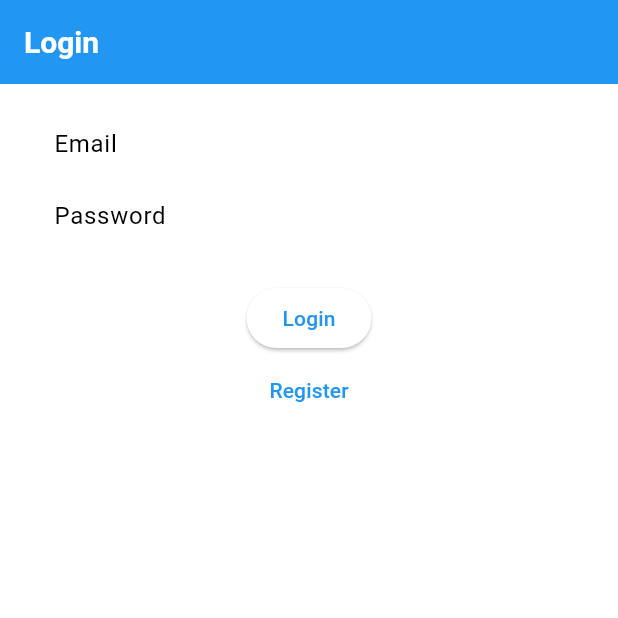
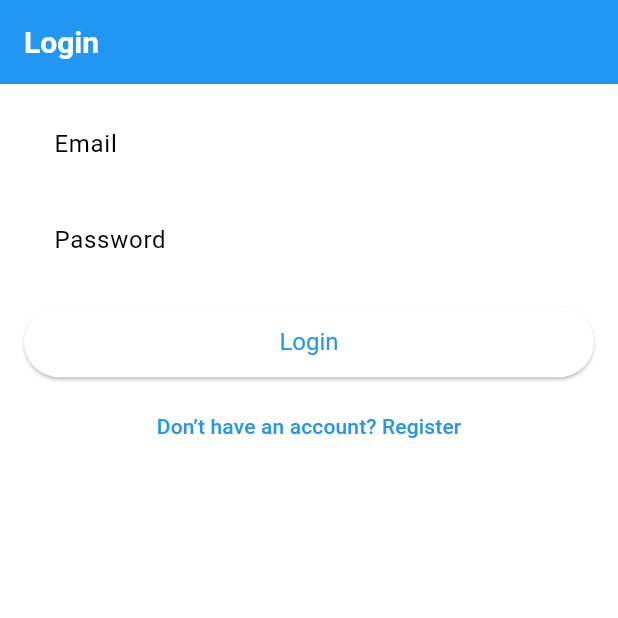
Before and after one commit to shellycodesalot1/homework_4, a Flutter app: the screen it shows after launch, on a phone screen of 412 x 824 dp, the top half of it. Run offline on Flutter 3.47's test engine with Material 3 defaults, Android fonts, the light colour scheme and no system bars; our stand-ins replace cloud_firestore, firebase_auth, firebase_core; accounts and stored records are empty.

Commit message:
Adding images and email sign-in functionality

```diff
--- a/lib/main.dart
+++ b/lib/main.dart
@@ -2,6 +2,7 @@ import 'package:flutter/material.dart';
 import 'package:firebase_core/firebase_core.dart';
 import 'screens/splash_screen.dart';
 import 'screens/login_screen.dart';
+import 'screens/register_screen.dart';
 import 'screens/home_screen.dart';
 import 'screens/profile_screen.dart';
 import 'screens/settings_screen.dart';
@@ -26,6 +27,7 @@ class MyApp extends StatelessWidget {
       routes: {
         '/': (context) => SplashScreen(),
         '/login': (context) => LoginScreen(),
+        '/register': (context) => RegisterScreen(),
         '/home': (context) => HomeScreen(),
         '/profile': (context) => ProfileScreen(),
         '/settings': (context) => SettingsScreen(),
--- a/lib/models/message_model.dart
+++ b/lib/models/message_model.dart
@@ -1,3 +1,5 @@
+import 'package:cloud_firestore/cloud_firestore.dart';
+
 class MessageModel {
   final String id;
   final String boardName;
--- a/lib/models/user_models.dart
+++ b/lib/models/user_model.dart
@@ -1,3 +1,5 @@
+import 'package:cloud_firestore/cloud_firestore.dart';
+
 class UserModel {
   final String id;
   final String firstName;
--- a/lib/screens/home_screen.dart
+++ b/lib/screens/home_screen.dart
@@ -6,7 +6,7 @@ class HomeScreen extends StatelessWidget {
     {'name': 'Tech Talk', 'icon': 'assets/images/tech.png'},
   ];
 
-  const HomeScreen({super.key});
+  HomeScreen({super.key});
 
   @override
   Widget build(BuildContext context) {
--- a/lib/screens/login_screen.dart
+++ b/lib/screens/login_screen.dart
@@ -2,52 +2,86 @@ import 'package:flutter/material.dart';
 import 'package:firebase_auth/firebase_auth.dart';
 
 class LoginScreen extends StatelessWidget {
-  final _emailController = TextEditingController();
-  final _passwordController = TextEditingController();
-
-  LoginScreen({super.key});
+  final TextEditingController emailController = TextEditingController();
+  final TextEditingController passwordController = TextEditingController();
 
   Future<void> loginUser(BuildContext context) async {
     try {
+      // Attempt to log in using Firebase Authentication
       await FirebaseAuth.instance.signInWithEmailAndPassword(
-        email: _emailController.text.trim(),
-        password: _passwordController.text.trim(),
+        email: emailController.text.trim(),
+        password: passwordController.text.trim(),
       );
+
+      // Navigate to home screen on successful login
       Navigator.pushReplacementNamed(context, '/home');
+    } on FirebaseAuthException catch (e) {
+      // Handle Firebase exceptions and display messages
+      String message;
+      if (e.code == 'user-not-found') {
+        message = 'No user found with this email.';
+      } else if (e.code == 'wrong-password') {
+        message = 'Incorrect password.';
+      } else if (e.code == 'invalid-email') {
+        message = 'Invalid email address.';
+      } else {
+        message = 'Login failed: ${e.message}';
+      }
+      ScaffoldMessenger.of(context).showSnackBar(SnackBar(content: Text(message)));
     } catch (e) {
-      ScaffoldMessenger.of(context).showSnackBar(SnackBar(
-        content: Text('Login failed: ${e.toString()}'),
-      ));
+      // Handle any other unexpected errors
+      print('Unexpected error: $e');
+      ScaffoldMessenger.of(context).showSnackBar(
+        SnackBar(content: Text('An unexpected error occurred. Please try again.')),
+      );
     }
   }
 
   @override
   Widget build(BuildContext context) {
     return Scaffold(
-      appBar: AppBar(title: const Text('Login')),
+      appBar: AppBar(title: Text('Login')),
       body: Padding(
         padding: const EdgeInsets.all(16.0),
         child: Column(
+          crossAxisAlignment: CrossAxisAlignment.stretch,
           children: [
+            // Email input field
             TextField(
-              controller: _emailController,
-              decoration: const InputDecoration(labelText: 'Email'),
+              controller: emailController,
+              decoration: InputDecoration(
+                labelText: 'Email',
+                border: OutlineInputBorder(),
+              ),
             ),
+            SizedBox(height: 16),
+
+            // Password input field
             TextField(
-              controller: _passwordController,
-              decoration: const InputDecoration(labelText: 'Password'),
-              obscureText: true,
+              controller: passwordController,
+              decoration: InputDecoration(
+                labelText: 'Password',
+                border: OutlineInputBorder(),
+              ),
+              obscureText: true, // Hide password input
             ),
-            const SizedBox(height: 20),
+            SizedBox(height: 20),
+
+            // Login button
             ElevatedButton(
               onPressed: () => loginUser(context),
-              child: const Text('Login'),
+              child: Text('Login'),
+              style: ElevatedButton.styleFrom(
+                padding: EdgeInsets.symmetric(vertical: 14),
+                textStyle: TextStyle(fontSize: 16),
+              ),
             ),
+            SizedBox(height: 8),
+
+            // Navigate to Register page
             TextButton(
-              onPressed: () {
-                Navigator.pushNamed(context, '/register');
-              },
-              child: const Text('Register'),
+              onPressed: () => Navigator.pushNamed(context, '/register'),
+              child: Text('Don’t have an account? Register'),
             ),
           ],
         ),
--- a/pubspec.yaml
+++ b/pubspec.yaml
@@ -7,6 +7,7 @@ environment:
   sdk: ^3.5.2
 
 dependencies:
+  intl: ^0.18.0
   flutter:
     sdk: flutter
   firebase_core: ^2.8.0
@@ -20,3 +21,5 @@ dev_dependencies:
 
 flutter:
   uses-material-design: true
+  assets:
+    - assets/images/
```
Also changed, not shown: lib/screens/register_screen.dart (added, +74 -0 lines), lib/screens/splash_screen.dart (+31 -11 lines), assets/images/chat_logo.png (added), assets/images/default_avatar.png (renamed from assets/default_avatar.png), assets/images/general.png (renamed from assets/general.png), assets/images/tech.png (renamed from assets/tech.png), firebase.json (added), lib/firebase_options.dart (added), pubspec.lock, 7 other files.
